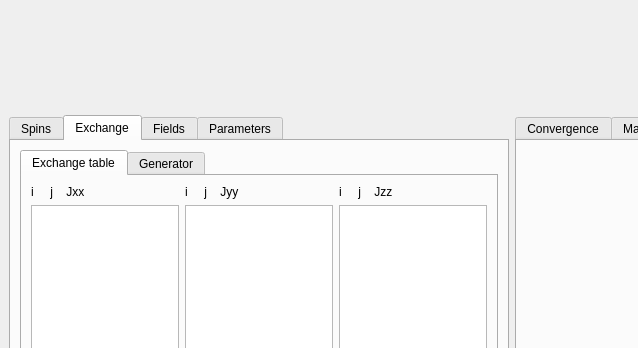
Before: the Qt Designer form interface/interface.ui in joselado/spinflare, drawn with Qt 5; both pictures show x 0 to 638 and y 0 to 348 of the 1024 by 680 pixel window.
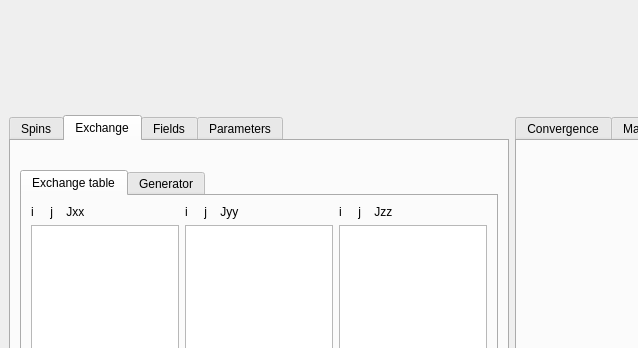
After: the same form once the commit is applied. The open tabs and pages were chosen to show the change.

Diff of the .ui file:
```diff
--- a/interface/interface.ui
+++ b/interface/interface.ui
@@ -128,7 +128,7 @@
         <string>Exchange</string>
        </attribute>
        <layout class="QGridLayout" name="gridLayout_4">
-        <item row="0" column="0">
+        <item row="1" column="0">
          <widget class="QTabWidget" name="tabWidget_5">
           <property name="currentIndex">
            <number>0</number>
@@ -260,6 +260,13 @@
           </widget>
          </widget>
         </item>
+        <item row="0" column="0">
+         <widget class="QLabel" name="exchange_image">
+          <property name="text">
+           <string/>
+          </property>
+         </widget>
+        </item>
        </layout>
       </widget>
       <widget class="QWidget" name="tab_9">
```
Left out of the diff: 9 changed lines with no effect on the pictures.
